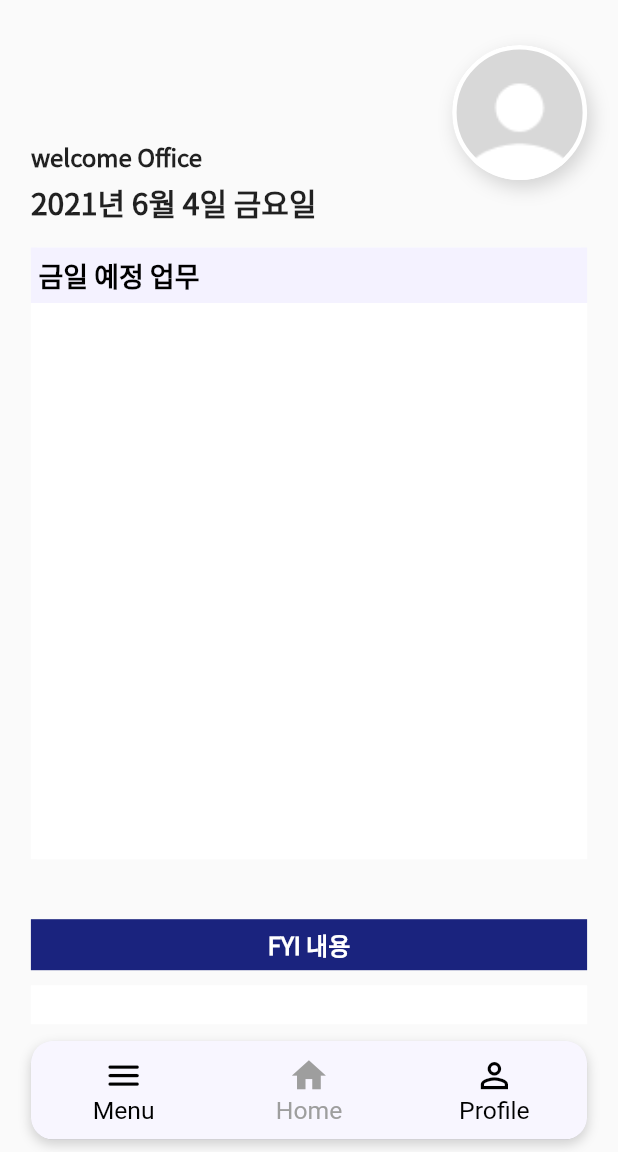
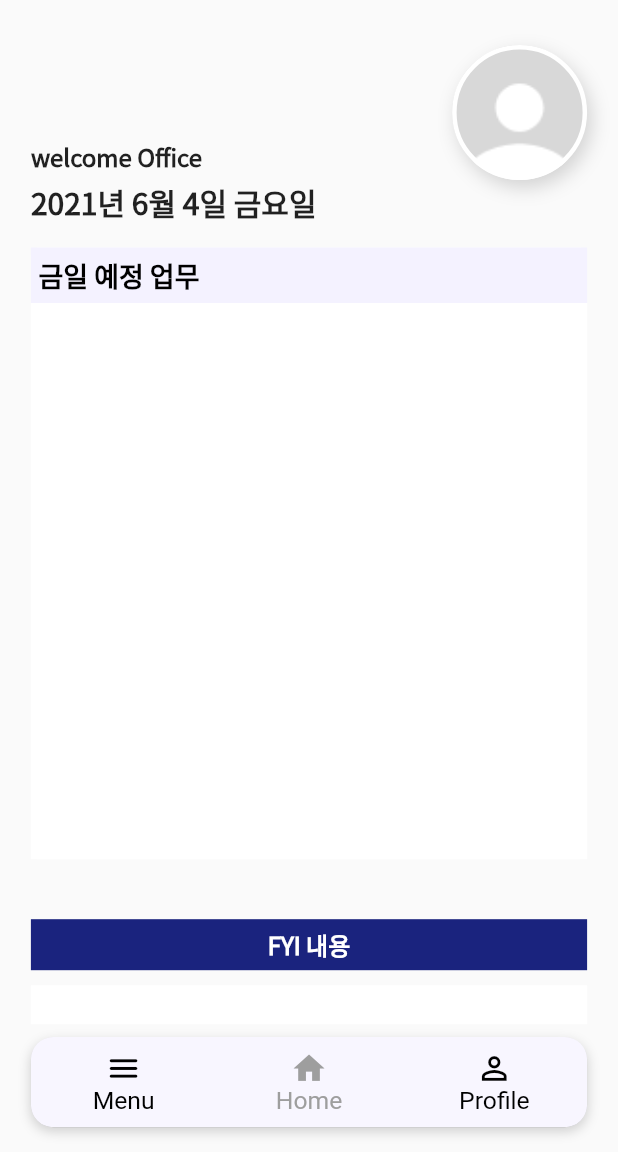
Before and after one commit to bba00195/evolveOfficeApp, a Flutter app: the HomePage screen opened directly, on a phone screen of 412 x 824 dp, the part 84-1236 px from its top. Run offline on Flutter 3.47's test engine with Material 2 defaults, Android fonts, the phone set to English and light mode, and no system bars; our stand-ins replace auto_size_text, flutter_datetime_picker, flutter_linkify, flutter_secure_storage, geolocator, image_picker; missing offline and left inert: horizontal_data_table; accounts and stored records are empty; network calls fail.

Commit message:
20210604 1152

```diff
--- a/lib/common/kulsWidget.dart
+++ b/lib/common/kulsWidget.dart
@@ -117,7 +117,6 @@ class KulsNavigationBottomBar extends StatelessWidget
     final screenWidth = MediaQuery.of(context).size.width;
     int _selectedIndex = selectedIndex;
     return Container(
-      height: screenHeight * 0.08,
       decoration: BoxDecoration(
         borderRadius: BorderRadius.circular(15),
         boxShadow: [
@@ -132,7 +131,7 @@ class KulsNavigationBottomBar extends StatelessWidget
         left: screenWidth * 0.05,
         right: screenWidth * 0.05,
         top: screenHeight * 0.01,
-        bottom: screenHeight * 0.01,
+        bottom: screenHeight * 0.02,
       ),
       child: ClipRRect(
         borderRadius: BorderRadius.circular(15),
@@ -189,21 +188,21 @@ class KulsNavigationBottomBar extends StatelessWidget
               label: 'Menu',
               icon: Icon(
                 Icons.menu_rounded,
-                size: screenHeight * 0.033,
+                size: screenHeight * 0.03,
               ),
             ),
             BottomNavigationBarItem(
               label: 'Home',
               icon: Icon(
                 Icons.home,
-                size: screenHeight * 0.033,
+                size: screenHeight * 0.03,
               ),
             ),
             BottomNavigationBarItem(
               label: 'Profile',
               icon: Icon(
                 Icons.person_outline,
-                size: screenHeight * 0.033,
+                size: screenHeight * 0.03,
               ),
             ),
           ],
--- a/pubspec.yaml
+++ b/pubspec.yaml
@@ -32,7 +32,7 @@ dependencies:
   flutter_secure_storage: ^3.3.1+2
   horizontal_data_table: ^2.5.0
   datetime_picker_formfield: ^2.0.0
-  image_picker: ^0.7.5
+  image_picker: ^0.8.0+1
   auto_size_text: ^2.1.0
   auto_size_text_field: ^0.1.7
   expansion_card: ^0.1.0
```
Also changed, not shown: lib/pages/wheremanage_page.dart (+18 -3 lines), pubspec.lock, 2 other files.
